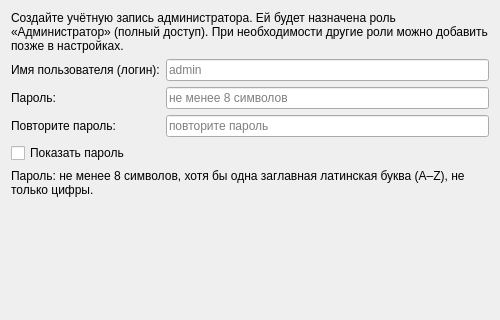
Before: the Qt Designer form ui/setupadminpage.ui in MikhailBersenev/easyPOS, drawn with Qt 5.
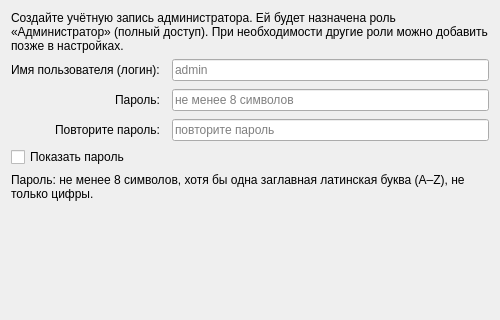
After: the same form once the commit is applied.

```diff
--- a/ui/setupadminpage.ui
+++ b/ui/setupadminpage.ui
@@ -23,6 +23,10 @@
    </item>
    <item>
     <layout class="QFormLayout" name="formLayout">
+     <property name="verticalSpacing"><number>8</number></property>
+     <property name="horizontalSpacing"><number>12</number></property>
+     <property name="fieldGrowthPolicy"><enum>QFormLayout::ExpandingFieldsGrow</enum></property>
+     <property name="labelAlignment"><set>Qt::AlignRight|Qt::AlignVCenter</set></property>
      <item row="0" column="0">
       <widget class="QLabel" name="usernameLabel">
        <property name="text">
```
